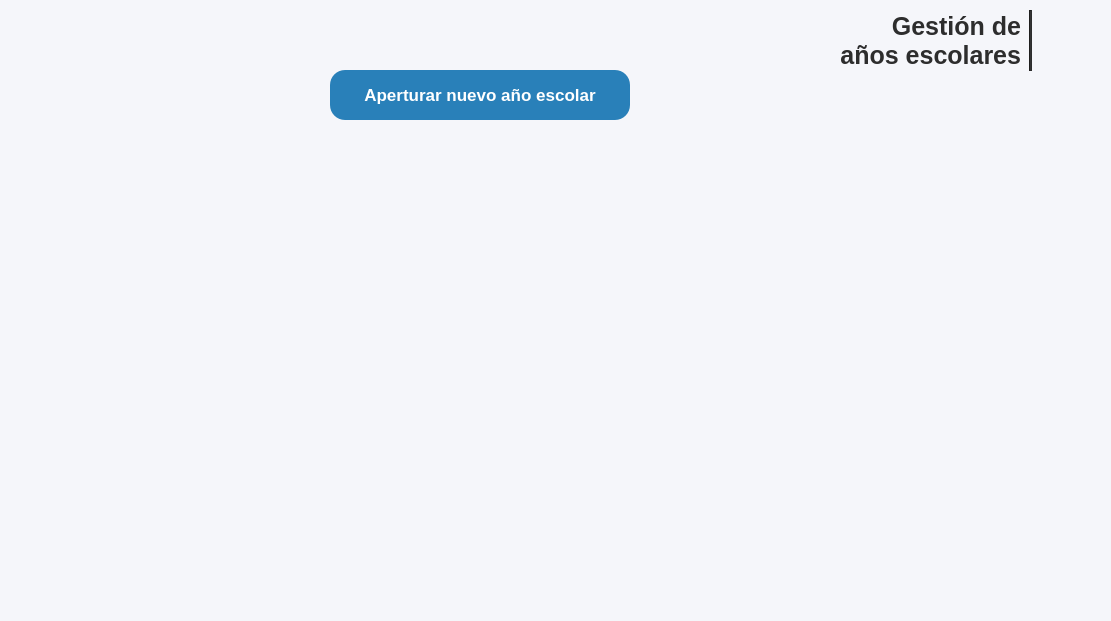
First picture: the form in resources/ui/anio_escolar.ui, repository Proyecto-Uptjaa/Proyecto_SIRA, before the edit.
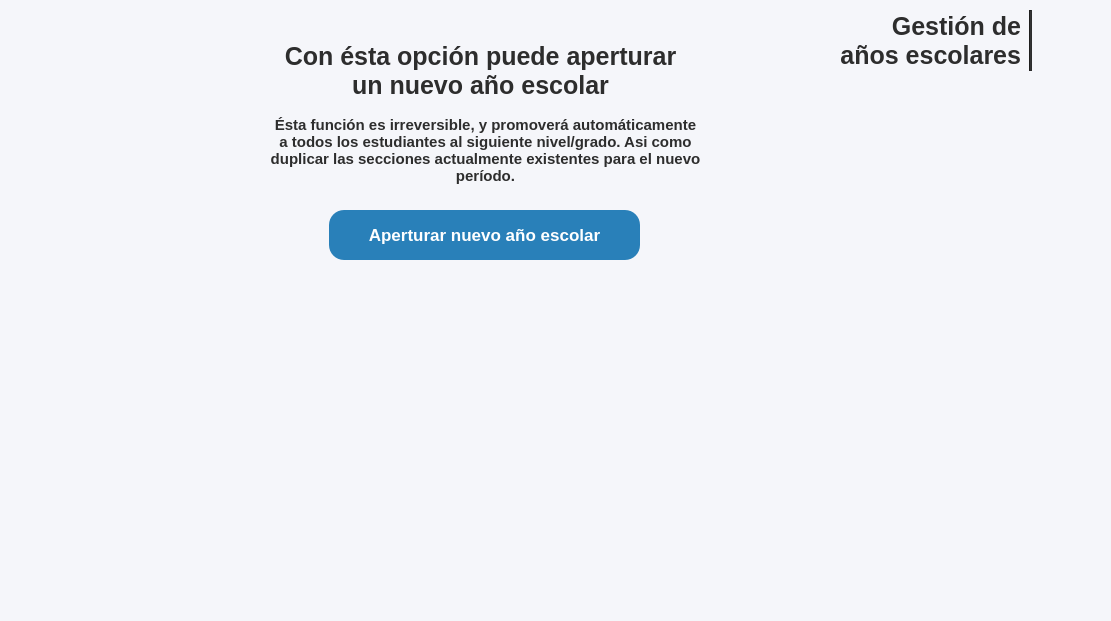
Second picture: the form after the edit. Icons and pictures are not drawn.

What changed in the file:
```diff
--- a/resources/ui/anio_escolar.ui
+++ b/resources/ui/anio_escolar.ui
@@ -132,9 +132,9 @@
   <widget class="QPushButton" name="btnAperturar_anio">
    <property name="geometry">
     <rect>
-     <x>330</x>
-     <y>70</y>
-     <width>300</width>
+     <x>329</x>
+     <y>210</y>
+     <width>311</width>
      <height>50</height>
     </rect>
    </property>
@@ -152,7 +152,7 @@
    </property>
    <property name="maximumSize">
     <size>
-     <width>300</width>
+     <width>311</width>
      <height>50</height>
     </size>
    </property>
@@ -196,6 +196,90 @@
     </size>
    </property>
   </widget>
+  <widget class="QLabel" name="lblTitulo_logo_estu_2">
+   <property name="geometry">
+    <rect>
+     <x>270</x>
+     <y>30</y>
+     <width>421</width>
+     <height>81</height>
+    </rect>
+   </property>
+   <property name="font">
+    <font>
+     <family>Segoe UI</family>
+     <pointsize>19</pointsize>
+     <bold>true</bold>
+    </font>
+   </property>
+   <property name="styleSheet">
+    <string notr="true">color: #2d2d2d;
+background-color: transparent;</string>
+   </property>
+   <property name="frameShape">
+    <enum>QFrame::Shape::NoFrame</enum>
+   </property>
+   <property name="frameShadow">
+    <enum>QFrame::Shadow::Plain</enum>
+   </property>
+   <property name="text">
+    <string>Con ésta opción puede aperturar un nuevo año escolar</string>
+   </property>
+   <property name="scaledContents">
+    <bool>false</bool>
+   </property>
+   <property name="alignment">
+    <set>Qt::AlignmentFlag::AlignCenter</set>
+   </property>
+   <property name="wordWrap">
+    <bool>true</bool>
+   </property>
+   <property name="indent">
+    <number>0</number>
+   </property>
+  </widget>
+  <widget class="QLabel" name="lblTitulo_logo_estu_3">
+   <property name="geometry">
+    <rect>
+     <x>270</x>
+     <y>110</y>
+     <width>431</width>
+     <height>81</height>
+    </rect>
+   </property>
+   <property name="font">
+    <font>
+     <family>Segoe UI</family>
+     <pointsize>11</pointsize>
+     <bold>true</bold>
+    </font>
+   </property>
+   <property name="styleSheet">
+    <string notr="true">color: #2d2d2d;
+background-color: transparent;</string>
+   </property>
+   <property name="frameShape">
+    <enum>QFrame::Shape::NoFrame</enum>
+   </property>
+   <property name="frameShadow">
+    <enum>QFrame::Shadow::Plain</enum>
+   </property>
+   <property name="text">
+    <string>Ésta función es irreversible, y promoverá automáticamente a todos los estudiantes al siguiente nivel/grado. Asi como duplicar las secciones actualmente existentes para el nuevo período.</string>
+   </property>
+   <property name="scaledContents">
+    <bool>false</bool>
+   </property>
+   <property name="alignment">
+    <set>Qt::AlignmentFlag::AlignCenter</set>
+   </property>
+   <property name="wordWrap">
+    <bool>true</bool>
+   </property>
+   <property name="indent">
+    <number>0</number>
+   </property>
+  </widget>
  </widget>
  <resources>
   <include location="../icons/resources_ui.qrc"/>
```
